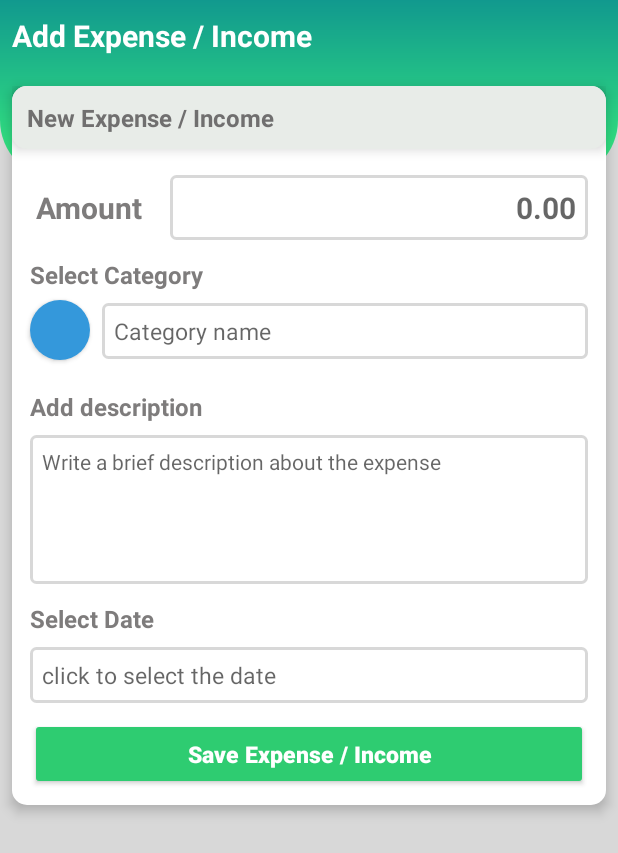
After one commit to amoda-sasmitha/MAD_Project, an Android app: the AddEditExpenses screen opened directly, with no data from a screen before it, on a phone screen of 412 x 824 dp. The commit adds this screen. Shown: the top 853 px of the screen. Run offline under Robolectric (Android 15) with nearby library versions, the phone set to English and light mode, and no system bars.

Commit message:
Add the Expenses Activity..

```diff
--- a/app/src/main/AndroidManifest.xml
+++ b/app/src/main/AndroidManifest.xml
@@ -9,9 +9,10 @@
         android:roundIcon="@mipmap/ic_launcher_round"
         android:supportsRtl="true"
         android:theme="@style/AppTheme">
-        <activity android:name=".AddEditCategory"
-            android:parentActivityName="com.example.myapplication.MainActivity" >
-            </activity>
+        <activity android:name=".AddEditExpenses"></activity>
+        <activity
+            android:name=".AddEditCategory"
+            android:parentActivityName=".MainActivity"></activity>
         <activity
             android:name=".MainActivity"
             android:label="@string/app_name">
--- /dev/null
+++ b/app/src/main/java/com/example/myapplication/AddEditExpenses.java
@@ -0,0 +1,14 @@
+package com.example.myapplication;
+
+import androidx.appcompat.app.AppCompatActivity;
+
+import android.os.Bundle;
+
+public class AddEditExpenses extends AppCompatActivity {
+
+    @Override
+    protected void onCreate(Bundle savedInstanceState) {
+        super.onCreate(savedInstanceState);
+        setContentView(R.layout.activity_add_edit_expenses);
+    }
+}
--- a/app/src/main/java/com/example/myapplication/Expenses.java
+++ b/app/src/main/java/com/example/myapplication/Expenses.java
@@ -1,6 +1,7 @@
 package com.example.myapplication;
 
 import android.content.Context;
+import android.content.Intent;
 import android.net.Uri;
 import android.os.Bundle;
 
@@ -12,12 +13,25 @@ import android.view.LayoutInflater;
 import android.view.View;
 import android.view.ViewGroup;
 
+import com.google.android.material.floatingactionbutton.FloatingActionButton;
 
 
 public class Expenses extends Fragment {
+
+    private FloatingActionButton plusBtn;
     @Nullable
     @Override
     public View onCreateView(@NonNull LayoutInflater inflater, @Nullable ViewGroup container, @Nullable Bundle savedInstanceState) {
-        return inflater.inflate(R.layout.fragment_expenses ,container , false);
+        View view = inflater.inflate(R.layout.fragment_expenses ,container , false);
+
+        plusBtn = view.findViewById(R.id.add_expenses_btn);
+        plusBtn.setOnClickListener(new View.OnClickListener() {
+            @Override
+            public void onClick(View view) {
+                Intent intent = new Intent(getActivity() , AddEditExpenses.class );
+                startActivity(intent);
+            }
+        });
+        return view;
     }
 }
--- /dev/null
+++ b/app/src/main/res/layout/activity_add_edit_expenses.xml
@@ -0,0 +1,216 @@
+<?xml version="1.0" encoding="utf-8"?>
+<RelativeLayout xmlns:android="http://schemas.android.com/apk/res/android"
+    xmlns:app="http://schemas.android.com/apk/res-auto"
+    xmlns:tools="http://schemas.android.com/tools"
+    android:layout_width="match_parent"
+    android:layout_height="match_parent"
+    tools:context=".AddEditExpenses"
+    android:background="#d8d8d8"
+    >
+
+    <View
+        android:id="@+id/view"
+        android:layout_width="match_parent"
+        android:layout_height="120dp"
+        android:background="@drawable/shape"
+        android:gravity="center"
+        ></View>
+
+    <TextView
+        android:id="@+id/add_expenses"
+        android:layout_width="wrap_content"
+        android:layout_height="wrap_content"
+        android:layout_marginTop="10dp"
+        android:layout_marginStart="8dp"
+        android:text="Add Expense / Income"
+        android:textColor="#ffffff"
+        android:textSize="20dp"
+        android:textStyle="bold"
+
+        />
+
+    <RelativeLayout
+        android:layout_width="match_parent"
+        android:layout_height="wrap_content"
+        android:background="@drawable/card"
+        android:paddingBottom="10dp"
+        android:layout_marginLeft="8dp"
+        android:layout_marginRight="8dp"
+        android:layout_below="@+id/add_expenses"
+        android:elevation="5dp"
+        android:layout_marginTop="20dp"
+
+
+        >
+
+    <TextView
+        android:id="@+id/expenses_name"
+        android:layout_width="match_parent"
+        android:layout_height="wrap_content"
+        android:padding="10dp"
+        android:textColor="#706F6F"
+        android:background="@drawable/card"
+        android:backgroundTint="#E8ECE8"
+        android:elevation="5dp"
+        android:text="New Expense / Income"
+        android:textSize="16dp"
+        android:textStyle="bold"
+        />
+        <TextView
+            android:id="@+id/amount_text"
+            android:layout_width="wrap_content"
+            android:layout_height="wrap_content"
+            android:text="Amount"
+            android:textSize="20sp"
+            android:textColor="#7E7C7C"
+            android:layout_below="@id/expenses_name"
+            android:textStyle="bold"
+            android:layout_marginLeft="16dp"
+            android:layout_marginTop="25dp"
+            android:layout_marginRight="10dp"
+            />
+        <EditText
+
+            android:id="@+id/editText"
+            android:layout_width="match_parent"
+            android:layout_height="wrap_content"
+            android:layout_below="@id/expenses_name"
+            android:layout_marginStart="8dp"
+            android:layout_marginTop="17dp"
+            android:layout_marginEnd="12dp"
+           android:textStyle="bold"
+            android:layout_marginRight="12dp"
+            android:layout_toRightOf="@id/amount_text"
+            android:background="@drawable/rounded_edit_text"
+            android:hint="0.00"
+            android:padding="8dp"
+            android:textAlignment="textEnd"
+            android:textSize="20sp"
+            android:inputType="numberDecimal"
+            android:textColor="@color/green"
+            />
+
+        <TextView
+            android:id="@+id/add_category_text"
+            android:layout_below="@id/amount_text"
+            android:layout_width="match_parent"
+            android:layout_height="wrap_content"
+            android:layout_marginTop="20dp"
+            android:layout_marginLeft="12dp"
+            android:textColor="#7E7C7C"
+            android:text="Select Category"
+            android:textSize="16dp"
+            android:textStyle="bold"/>
+
+        <Button
+            android:id="@id/category_icon"
+            android:layout_width="40dp"
+            android:layout_height="40dp"
+            android:layout_below="@id/add_category_text"
+            android:layout_marginLeft="12dp"
+            android:layout_marginTop="6dp"
+            android:background="@drawable/circle"
+            android:backgroundTint="@color/blue"
+
+
+            />
+
+        <EditText
+
+            android:id="@+id/category_select_Text"
+            android:layout_width="match_parent"
+            android:layout_height="wrap_content"
+            android:layout_below="@id/add_category_text"
+            android:layout_marginStart="8dp"
+            android:layout_marginTop="8dp"
+            android:layout_marginEnd="12dp"
+            android:layout_marginRight="12dp"
+            android:layout_toRightOf="@id/category_icon"
+            android:background="@drawable/rounded_edit_text"
+            android:hint="Category name"
+            android:inputType="textPersonName"
+            android:padding="8dp"
+            android:textSize="15sp" />
+        <TextView
+            android:id="@+id/expense_description_text"
+            android:layout_below="@id/category_icon"
+            android:layout_width="match_parent"
+            android:layout_height="wrap_content"
+            android:layout_marginTop="20dp"
+            android:layout_marginLeft="12dp"
+            android:textColor="#7E7C7C"
+            android:elevation="5dp"
+            android:text="Add description"
+            android:textSize="16dp"
+            android:textStyle="bold"/>
+
+        <EditText
+            android:textSize="14sp"
+            android:id="@+id/edit_description"
+            android:inputType="textMultiLine"
+            android:layout_marginRight="12dp"
+            android:layout_marginLeft="12dp"
+            android:layout_marginTop="8dp"
+            android:lines="8"
+            android:hint="Write a brief description about the expense"
+            android:padding="8dp"
+            android:background="@drawable/rounded_edit_text"
+            android:layout_below="@id/expense_description_text"
+            android:minLines="5"
+            android:gravity="top|left"
+            android:maxLines="5"
+            android:layout_height="wrap_content"
+            android:layout_width="match_parent"
+            android:scrollbars="vertical"
+            />
+
+
+        <TextView
+            android:id="@+id/expense_account_select_text"
+            android:layout_below="@id/edit_description"
+            android:layout_width="match_parent"
+            android:layout_height="wrap_content"
+            android:layout_marginTop="12dp"
+            android:layout_marginLeft="12dp"
+            android:textColor="#7E7C7C"
+            android:elevation="5dp"
+            android:text="Select Date"
+            android:textSize="16dp"
+            android:textStyle="bold"/>
+
+        <EditText
+            android:id="@+id/expense_select_date"
+            android:layout_width="match_parent"
+            android:layout_height="wrap_content"
+            android:layout_marginLeft="12dp"
+            android:layout_marginRight="12dp"
+            android:layout_below="@id/expense_account_select_text"
+            android:background="@drawable/rounded_edit_text"
+            android:padding="8dp"
+            android:textSize="15sp"
+            android:hint="click to select the date"
+            android:layout_marginTop="8dp"
+            />
+
+        <Button
+            android:layout_width="match_parent"
+
+            android:layout_height="wrap_content"
+            android:layout_below="@id/expense_select_date"
+            android:layout_alignParentEnd="true"
+            android:layout_marginLeft="12dp"
+            android:layout_marginTop="10dp"
+            android:layout_marginRight="12dp"
+            android:backgroundTint="@color/green"
+            android:text="Save Expense / Income"
+            android:textAllCaps="false"
+            android:textColor="#ffffff"
+            android:textSize="15sp"
+            android:textStyle="bold" />
+
+    </RelativeLayout>
+
+
+
+
+</RelativeLayout>
--- a/app/src/main/res/layout/fragment_expenses.xml
+++ b/app/src/main/res/layout/fragment_expenses.xml
@@ -418,5 +418,16 @@
         </LinearLayout>
 
     </ScrollView>
+    <com.google.android.material.floatingactionbutton.FloatingActionButton
+        android:id="@+id/add_expenses_btn"
+        android:layout_width="wrap_content"
+        android:layout_height="wrap_content"
+        android:layout_alignParentEnd="true"
+        android:layout_alignParentBottom="true"
+        android:layout_gravity="end|bottom"
+        android:layout_marginRight="8dp"
+        android:layout_marginBottom="8dp"
+        android:src="@drawable/ic_add"
 
+        app:backgroundTint="@color/blue" />
 </RelativeLayout>
--- a/app/src/main/res/values/colors.xml
+++ b/app/src/main/res/values/colors.xml
@@ -6,4 +6,5 @@
     <color name="red" >#e74c3c</color>
     <color name="yellow" >#f1c40f</color>
     <color name="blue" >#3498db</color>
+    <color name="green" >#2ecc71</color>
 </resources>
```
